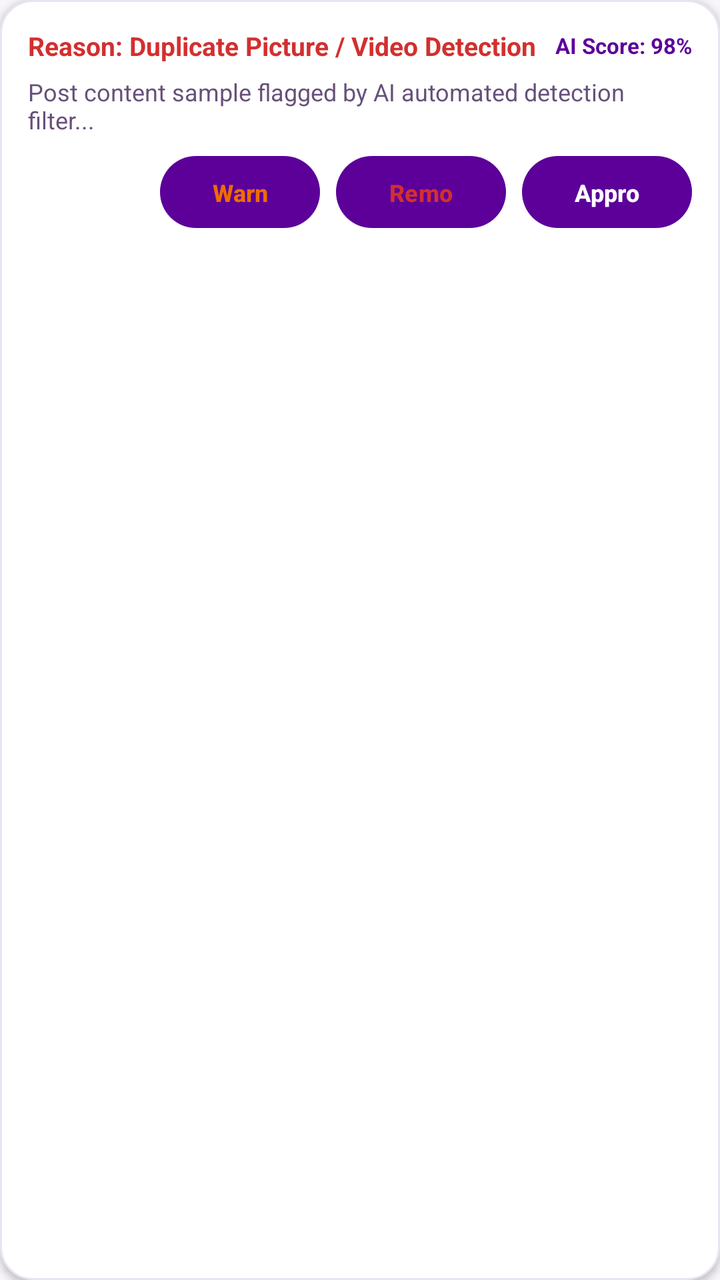
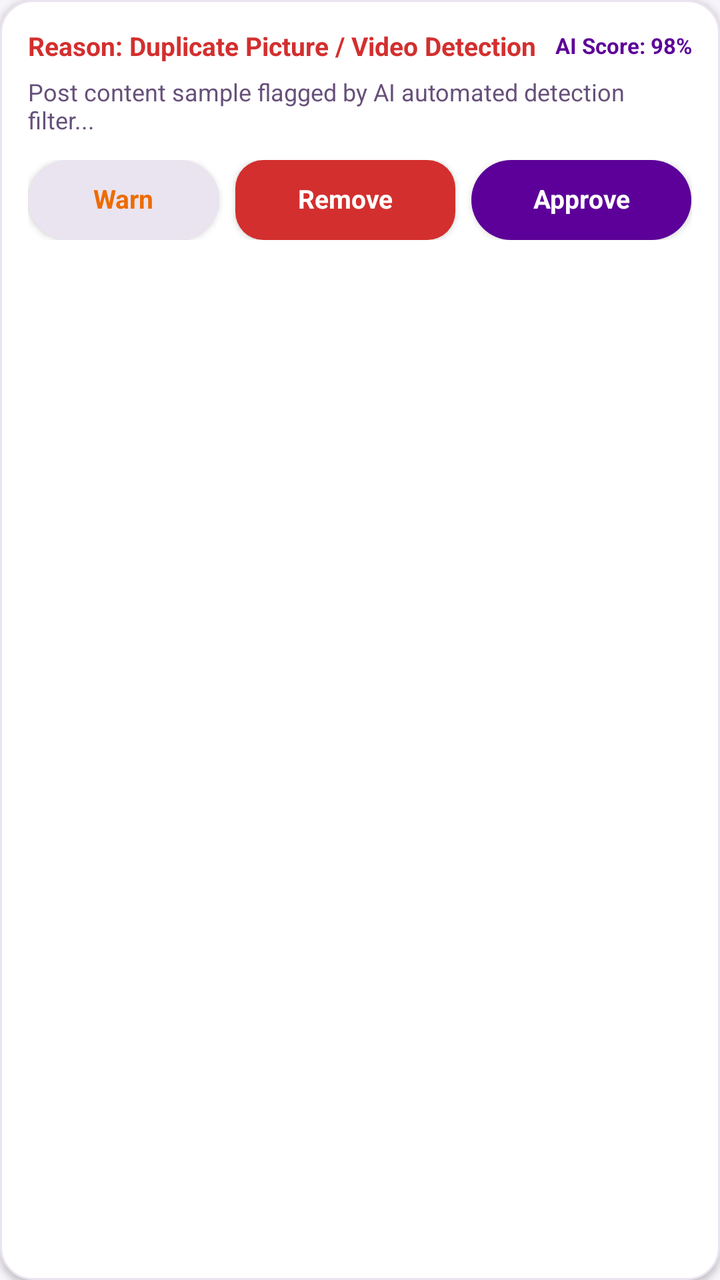

Two renders of the same Android screen: before a commit and after it. Below are the layout's source before the change and the commit's diff.
<!-- AndroidManifest.xml: application theme Theme.TCA_APP -->
<!-- res/layout/item_moderation.xml -->
<?xml version="1.0" encoding="utf-8"?>
<LinearLayout xmlns:android="http://schemas.android.com/apk/res/android"
    android:layout_width="match_parent"
    android:layout_height="wrap_content"
    android:layout_marginBottom="10dp"
    android:background="@drawable/bg_card_white"
    android:elevation="2dp"
    android:orientation="vertical"
    android:padding="14dp">

    <LinearLayout
        android:layout_width="match_parent"
        android:layout_height="wrap_content"
        android:gravity="center_vertical"
        android:orientation="horizontal">

        <TextView
            android:id="@+id/tvReason"
            android:layout_width="0dp"
            android:layout_height="wrap_content"
            android:layout_weight="1"
            android:fontFamily="sans-serif-bold"
            android:text="Reason: Duplicate Picture / Video Detection"
            android:textColor="@color/red_danger"
            android:textSize="13sp"
            android:textStyle="bold" />

        <TextView
            android:id="@+id/tvAiConfidence"
            android:layout_width="wrap_content"
            android:layout_height="wrap_content"
            android:text="AI Score: 98%"
            android:textColor="@color/purple_primary_text"
            android:textSize="11sp"
            android:textStyle="bold" />
    </LinearLayout>

    <TextView
        android:id="@+id/tvContentPreview"
        android:layout_width="wrap_content"
        android:layout_height="wrap_content"
        android:layout_marginTop="6dp"
        android:text="Post content sample flagged by AI automated detection filter..."
        android:textColor="@color/text_secondary"
        android:textSize="12sp" />

    <LinearLayout
        android:layout_width="match_parent"
        android:layout_height="wrap_content"
        android:layout_marginTop="10dp"
        android:gravity="end"
        android:orientation="horizontal">

        <Button
            android:id="@+id/btnWarn"
            android:layout_width="80dp"
            android:layout_height="36dp"
            android:background="@drawable/bg_chip_unselected"
            android:text="Warn"
            android:textAllCaps="false"
            android:textColor="@color/orange_warning"
            android:textSize="12sp"
            android:textStyle="bold" />

        <Button
            android:id="@+id/btnRemove"
            android:layout_width="85dp"
            android:layout_height="36dp"
            android:layout_marginStart="8dp"
            android:background="@drawable/bg_gold_button"
            android:text="Remove"
            android:textAllCaps="false"
            android:textColor="@color/red_danger"
            android:textSize="12sp"
            android:textStyle="bold" />

        <Button
            android:id="@+id/btnApprove"
            android:layout_width="85dp"
            android:layout_height="36dp"
            android:layout_marginStart="8dp"
            android:background="@drawable/bg_purple_button"
            android:text="Approve"
            android:textAllCaps="false"
            android:textColor="@color/white"
            android:textSize="12sp"
            android:textStyle="bold" />
    </LinearLayout>

</LinearLayout>
<!-- resources referenced by this layout -->
<resources>
  <color name="orange_warning">#ED6C02</color>
  <color name="purple_primary_text">@color/purple_primary</color>
  <color name="red_danger">#D32F2F</color>
  <color name="text_secondary">#67507A</color>
  <color name="white">#FFFFFF</color>
  <!-- drawable bg_card_white (drawable) -->
  <?xml version="1.0" encoding="utf-8"?>
  <shape xmlns:android="http://schemas.android.com/apk/res/android"
      android:shape="rectangle">
      <solid android:color="@color/card_bg" />
      <corners android:radius="16dp" />
      <stroke
          android:width="1dp"
          android:color="#EAE4F0" />
  </shape>
  <!-- drawable bg_chip_unselected (drawable) -->
  <?xml version="1.0" encoding="utf-8"?>
  <shape xmlns:android="http://schemas.android.com/apk/res/android"
      android:shape="rectangle">
      <solid android:color="@color/chip_unselected_bg" />
      <corners android:radius="20dp" />
  </shape>
  <!-- drawable bg_gold_button (drawable) -->
  <?xml version="1.0" encoding="utf-8"?>
  <ripple xmlns:android="http://schemas.android.com/apk/res/android"
      android:color="#FFEE32">
      <item>
          <shape android:shape="rectangle">
              <solid android:color="#FFD500" />
              <corners android:radius="24dp" />
          </shape>
      </item>
  </ripple>
  <!-- drawable bg_purple_button (drawable) -->
  <?xml version="1.0" encoding="utf-8"?>
  <ripple xmlns:android="http://schemas.android.com/apk/res/android"
      android:color="#C86BFA">
      <item>
          <shape android:shape="rectangle">
              <solid android:color="#5C0099" />
              <corners android:radius="24dp" />
          </shape>
      </item>
  </ripple>
  <style name="Theme.TCA_APP" parent="Base.Theme.TCA_APP" />
  <color name="purple_primary">#5C0099</color>
  <color name="card_bg">#FFFFFF</color>
  <color name="chip_unselected_bg">#EAE4F0</color>
  <style name="Base.Theme.TCA_APP" parent="Theme.Material3.DayNight.NoActionBar">
          <item name="colorPrimary">@color/purple_primary</item>
          <item name="colorOnPrimary">@color/white</item>
          <item name="colorSecondary">@color/gold_accent</item>
          <item name="colorOnSecondary">@color/text_primary</item>
          <item name="android:statusBarColor">@color/purple_dark</item>
          <item name="android:windowBackground">@color/bg_main</item>
          <item name="android:datePickerDialogTheme">@style/CustomDatePickerDialog</item>
          <item name="android:timePickerDialogTheme">@style/CustomDatePickerDialog</item>
      </style>
  <color name="gold_accent">#FFD500</color>
  <color name="text_primary">#23003B</color>
  <color name="purple_dark">#3D0066</color>
  <color name="bg_main">#F7F4FA</color>
  <style name="CustomPickerButtonStyle" parent="Widget.MaterialComponents.Button.TextButton.Dialog">
          <item name="android:textColor">@color/gold_accent</item>
          <item name="android:textStyle">bold</item>
      </style>
  <!-- unchanged entries left out for length: 1 -->
</resources>

<!-- the commit's change to res/layout/item_moderation.xml (unified diff, before → after) -->
@@ -47,43 +47,55 @@
     <LinearLayout
         android:layout_width="match_parent"
         android:layout_height="wrap_content"
-        android:layout_marginTop="10dp"
-        android:gravity="end"
+        android:layout_marginTop="12dp"
+        android:gravity="center_vertical"
         android:orientation="horizontal">
 
-        <Button
+        <androidx.appcompat.widget.AppCompatButton
             android:id="@+id/btnWarn"
-            android:layout_width="80dp"
-            android:layout_height="36dp"
+            android:layout_width="0dp"
+            android:layout_height="40dp"
+            android:layout_weight="1"
             android:background="@drawable/bg_chip_unselected"
+            android:fontFamily="sans-serif-bold"
+            android:includeFontPadding="false"
+            android:paddingHorizontal="6dp"
             android:text="Warn"
             android:textAllCaps="false"
             android:textColor="@color/orange_warning"
-            android:textSize="12sp"
+            android:textSize="13sp"
             android:textStyle="bold" />
 
-        <Button
+        <androidx.appcompat.widget.AppCompatButton
             android:id="@+id/btnRemove"
-            android:layout_width="85dp"
-            android:layout_height="36dp"
+            android:layout_width="0dp"
+            android:layout_height="40dp"
             android:layout_marginStart="8dp"
-            android:background="@drawable/bg_gold_button"
+            android:layout_weight="1.15"
+            android:background="@drawable/bg_button_red"
+            android:fontFamily="sans-serif-bold"
+            android:includeFontPadding="false"
+            android:paddingHorizontal="6dp"
             android:text="Remove"
             android:textAllCaps="false"
-            android:textColor="@color/red_danger"
-            android:textSize="12sp"
+            android:textColor="@color/white"
+            android:textSize="13sp"
             android:textStyle="bold" />
 
-        <Button
+        <androidx.appcompat.widget.AppCompatButton
             android:id="@+id/btnApprove"
-            android:layout_width="85dp"
-            android:layout_height="36dp"
+            android:layout_width="0dp"
+            android:layout_height="40dp"
             android:layout_marginStart="8dp"
+            android:layout_weight="1.15"
             android:background="@drawable/bg_purple_button"
+            android:fontFamily="sans-serif-bold"
+            android:includeFontPadding="false"
+            android:paddingHorizontal="6dp"
             android:text="Approve"
             android:textAllCaps="false"
             android:textColor="@color/white"
-            android:textSize="12sp"
+            android:textSize="13sp"
             android:textStyle="bold" />
     </LinearLayout>
 
<!-- resource entries referenced after the edit -->
@@ -5,6 +5,13 @@
   <color name="red_danger">#D32F2F</color>
   <color name="text_secondary">#67507A</color>
   <color name="white">#FFFFFF</color>
+  <!-- drawable bg_button_red (drawable) -->
+  <?xml version="1.0" encoding="utf-8"?>
+  <shape xmlns:android="http://schemas.android.com/apk/res/android"
+      android:shape="rectangle">
+      <solid android:color="@color/red_danger" />
+      <corners android:radius="14dp" />
+  </shape>
   <!-- drawable bg_card_white (drawable) -->
   <?xml version="1.0" encoding="utf-8"?>
   <shape xmlns:android="http://schemas.android.com/apk/res/android"
@@ -22,17 +29,6 @@
       <solid android:color="@color/chip_unselected_bg" />
       <corners android:radius="20dp" />
   </shape>
-  <!-- drawable bg_gold_button (drawable) -->
-  <?xml version="1.0" encoding="utf-8"?>
-  <ripple xmlns:android="http://schemas.android.com/apk/res/android"
-      android:color="#FFEE32">
-      <item>
-          <shape android:shape="rectangle">
-              <solid android:color="#FFD500" />
-              <corners android:radius="24dp" />
-          </shape>
-      </item>
-  </ripple>
   <!-- drawable bg_purple_button (drawable) -->
   <?xml version="1.0" encoding="utf-8"?>
   <ripple xmlns:android="http://schemas.android.com/apk/res/android"
